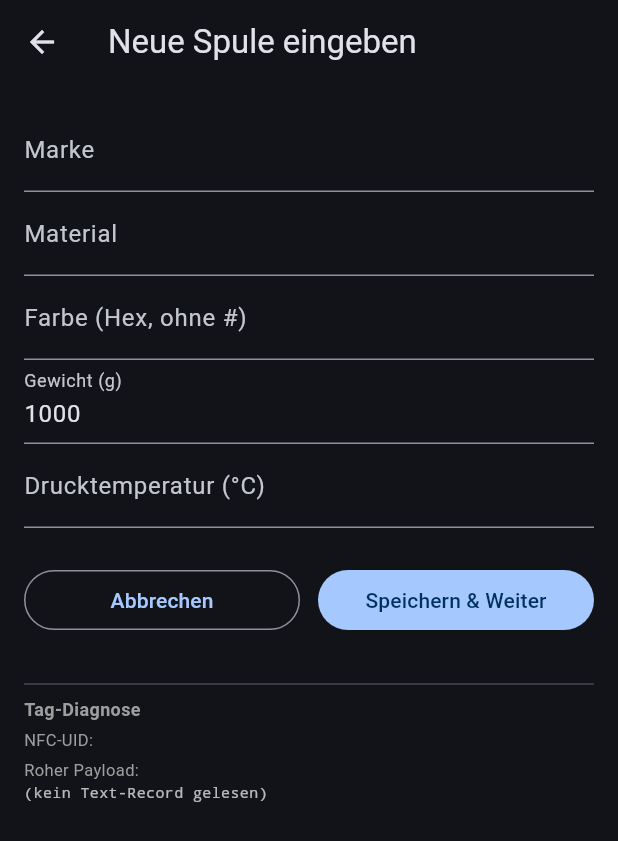
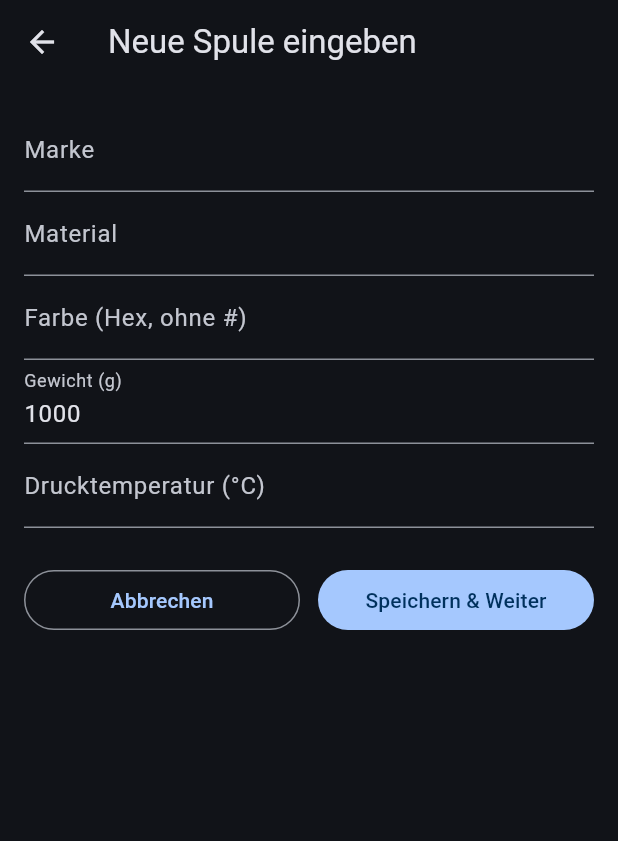
Before and after one commit to CASAI77/spoolscan, a Flutter app: the NewSpoolFormScreen screen opened directly with empty values, on a phone screen of 412 x 824 dp. Shown: the top 841 px of the screen. Run offline on Flutter 3.47's test engine with Material 3 defaults, Android fonts, the phone set to English and light mode, and no system bars; our stand-ins replace shared_preferences; missing offline and left inert: nfc_manager; accounts and stored records are empty; statements that could not run were skipped.

Commit message:
chore: remove tag diagnostic block now that root cause is fixed
Confirmed via diagnostic build that SpoolPainter writes its OpenSpool
JSON as an application/json MIME record, not a text record. The MIME
record reading added in the previous commit is the actual fix; the
on-screen diagnostic block was only there to identify the issue and is
no longer needed.

```diff
--- a/lib/screens/new_spool_form_screen.dart
+++ b/lib/screens/new_spool_form_screen.dart
@@ -11,8 +11,6 @@ class NewSpoolFormScreen extends StatefulWidget {
   final String? prefillColorHex;
   final int? prefillWeightTotal;
   final int? prefillExtruderTemp;
-  final String? debugRawPayload;
-  final String? debugTagFormat;
   final Future<void> Function(NewSpoolFormData) onSave;
   final VoidCallback onCancel;
 
@@ -26,8 +24,6 @@ class NewSpoolFormScreen extends StatefulWidget {
     this.prefillColorHex,
     this.prefillWeightTotal,
     this.prefillExtruderTemp,
-    this.debugRawPayload,
-    this.debugTagFormat,
     required this.onSave,
     required this.onCancel,
   });
@@ -143,31 +139,6 @@ class _NewSpoolFormScreenState extends State<NewSpoolFormScreen> {
                   ),
                 ),
               ]),
-            // === Debug-Block: zeigt was vom Tag tatsächlich gelesen wurde ===
-            // Hilft bei der Fehlersuche, wenn ein Tag-Format nicht erkannt wird.
-            const SizedBox(height: 24),
-            const Divider(),
-            Text('Tag-Diagnose',
-                style: TextStyle(
-                    fontSize: 12,
-                    fontWeight: FontWeight.bold,
-                    color: Colors.grey)),
-            const SizedBox(height: 4),
-            Text('NFC-UID: ${widget.nfcUid}',
-                style: const TextStyle(fontSize: 11, color: Colors.grey)),
-            if (widget.debugTagFormat != null)
-              Text('Erkanntes Format: ${widget.debugTagFormat}',
-                  style: const TextStyle(fontSize: 11, color: Colors.grey)),
-            const SizedBox(height: 4),
-            const Text('Roher Payload:',
-                style: TextStyle(fontSize: 11, color: Colors.grey)),
-            SelectableText(
-              widget.debugRawPayload?.isNotEmpty == true
-                  ? widget.debugRawPayload!
-                  : '(kein Text-Record gelesen)',
-              style: const TextStyle(
-                  fontSize: 10, fontFamily: 'monospace', color: Colors.white70),
-            ),
           ]),
         ),
       ),
--- a/lib/screens/scan_screen.dart
+++ b/lib/screens/scan_screen.dart
@@ -26,8 +26,6 @@ class _ScanScreenState extends State<ScanScreen> with WidgetsBindingObserver {
   String? _errorMessage;
   bool _isStarting = false;
   bool _tagProcessing = false;
-  String _lastDebugPayload = '';
-  String _lastDebugFormat = '';
 
   @override
   void initState() {
@@ -134,9 +132,6 @@ class _ScanScreenState extends State<ScanScreen> with WidgetsBindingObserver {
 
         // 2. TagReader: Format + Spool-Vorschlag
         final tagResult = TagReader.parse(nfcUid: nfcUid, textPayload: textPayload);
-        // Debug-Snapshot für die Anlage-Maske
-        _lastDebugPayload = textPayload;
-        _lastDebugFormat = tagResult.format.name;
 
         // 3. Resolver
         final settings = SettingsService();
@@ -235,8 +230,6 @@ class _ScanScreenState extends State<ScanScreen> with WidgetsBindingObserver {
         prefillColorHex: tag.spool?.colorHex,
         prefillWeightTotal: tag.spool?.weightTotal,
         prefillExtruderTemp: tag.spool?.minTemp,
-        debugRawPayload: _lastDebugPayload,
-        debugTagFormat: _lastDebugFormat,
         onSave: (form) async {
           try {
             created = await creator.createManual(form);
```
